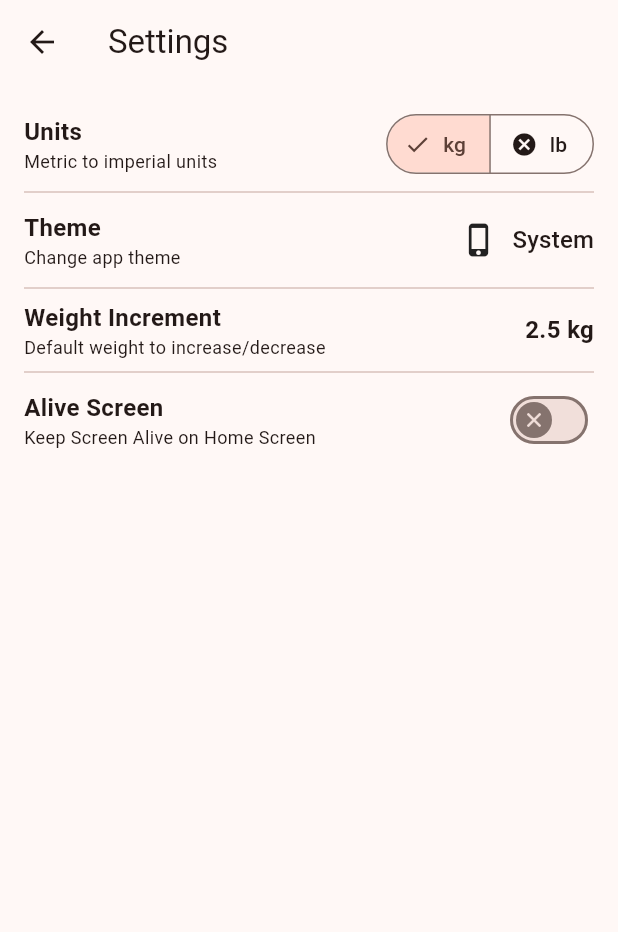
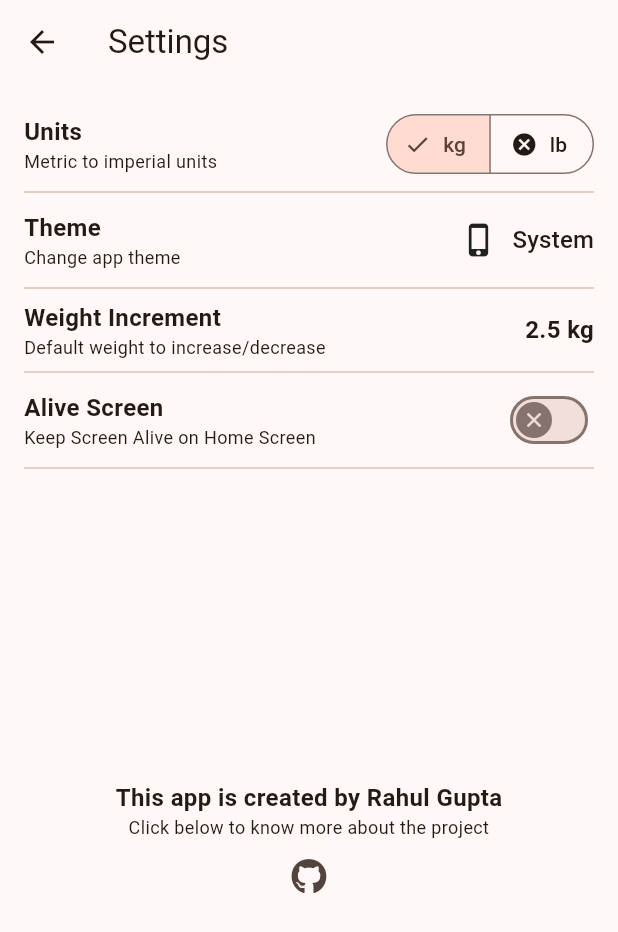
Before and after one commit to rahulob/gym_logger, a Flutter app: the SettingsScreen screen opened directly, on a phone screen of 412 x 824 dp. Shown: the top 932 px of the screen. Run offline on Flutter 3.47's test engine with Material 2 defaults, Android fonts, the phone set to English and light mode, and no system bars; our stand-ins replace font_awesome_flutter, hive_flutter; accounts and stored records are empty.

Commit message:
Added credits to the settings page with project link

```diff
--- /dev/null
+++ b/lib/components/settings/app_credits.dart
@@ -0,0 +1,37 @@
+import 'package:flutter/material.dart';
+import 'package:font_awesome_flutter/font_awesome_flutter.dart';
+import 'package:gym_logger/components/title_text.dart';
+import 'package:url_launcher/link.dart';
+
+class AppCredits extends StatelessWidget {
+  const AppCredits({super.key});
+
+  @override
+  Widget build(BuildContext context) {
+    return Column(
+      // crossAxisAlignment: CrossAxisAlignment.start,
+      children: [
+        const TitleText('This app is created by Rahul Gupta'),
+        const Text(
+          'Click below to know more about the project',
+          textAlign: TextAlign.center,
+          style: TextStyle(
+            fontSize: 12,
+          ),
+        ),
+        link(),
+      ],
+    );
+  }
+}
+
+Widget link() {
+  return Link(
+    target: LinkTarget.blank,
+    uri: Uri.parse('https://github.com/rahulob/gym_logger'),
+    builder: (context, followLink) => IconButton(
+      onPressed: followLink,
+      icon: const Icon(FontAwesomeIcons.github),
+    ),
+  );
+}
--- a/lib/components/subtitle_text.dart
+++ b/lib/components/subtitle_text.dart
@@ -8,10 +8,9 @@ class SubtitleText extends StatelessWidget {
   Widget build(BuildContext context) {
     return Text(
       data,
-      softWrap: true,
       style: const TextStyle(
         fontSize: 12,
-        // fontWeight: FontWeight.w600,
+        overflow: TextOverflow.ellipsis,
       ),
     );
   }
--- a/lib/main.dart
+++ b/lib/main.dart
@@ -1,7 +1,6 @@
 import 'package:flutter/material.dart';
 import 'package:gym_logger/screens/home_screen.dart';
-import 'package:gym_logger/theme/dark_theme.dart';
-import 'package:gym_logger/theme/light_theme.dart';
+import 'package:gym_logger/theme/themes.dart';
 import 'package:hive_flutter/hive_flutter.dart';
 
 void main() async {
--- a/lib/screens/settings_screen.dart
+++ b/lib/screens/settings_screen.dart
@@ -1,4 +1,5 @@
 import 'package:flutter/material.dart';
+import 'package:gym_logger/components/settings/app_credits.dart';
 import 'package:gym_logger/components/settings/units_change_setting.dart';
 import 'package:gym_logger/components/subtitle_text.dart';
 import 'package:gym_logger/components/title_text.dart';
@@ -25,8 +26,7 @@ class _SettingsScreenState extends State<SettingsScreen> {
       appBar: AppBar(
         title: const Text('Settings'),
       ),
-      body: Center(
-        child: Padding(
+      body: Padding(
         padding: const EdgeInsets.all(16.0),
         child: Column(
           children: [
@@ -65,8 +65,11 @@ class _SettingsScreenState extends State<SettingsScreen> {
                 setState(() => keepScreenAlive = v);
               },
             ),
+            const Divider(),
+            Spacer(),
+            const AppCredits(),
+            Spacer(),
           ],
-          ),
         ),
       ),
     );
--- a/lib/theme/dark_theme.dart
+++ /dev/null
@@ -1,5 +0,0 @@
-import 'package:flutter/material.dart';
-
-ThemeData darkTheme = ThemeData.dark(
-  useMaterial3: true,
-);
--- a/lib/theme/light_theme.dart
+++ /dev/null
@@ -1,6 +0,0 @@
-import 'package:flutter/material.dart';
-
-ThemeData lightTheme = ThemeData(
-  colorScheme: ColorScheme.fromSeed(seedColor: Colors.deepOrange),
-  useMaterial3: true,
-);
--- /dev/null
+++ b/lib/theme/themes.dart
@@ -0,0 +1,16 @@
+import 'package:flutter/material.dart';
+
+ThemeData darkTheme = ThemeData(
+  colorScheme: ColorScheme.fromSeed(
+    brightness: Brightness.dark,
+    seedColor: Colors.deepOrange,
+  ),
+  useMaterial3: true,
+);
+
+ThemeData lightTheme = ThemeData(
+  colorScheme: ColorScheme.fromSeed(
+    seedColor: Colors.deepOrange,
+  ),
+  useMaterial3: true,
+);
--- a/pubspec.yaml
+++ b/pubspec.yaml
@@ -37,6 +37,7 @@ dependencies:
   font_awesome_flutter: ^10.5.0
   hive: ^2.2.3
   hive_flutter: ^1.1.0
+  url_launcher: ^6.1.12
 
 dev_dependencies:
   flutter_test:
```
Also changed, not shown: pubspec.lock, 8 other files. Lines whose indentation alone changed are shown as unchanged.
